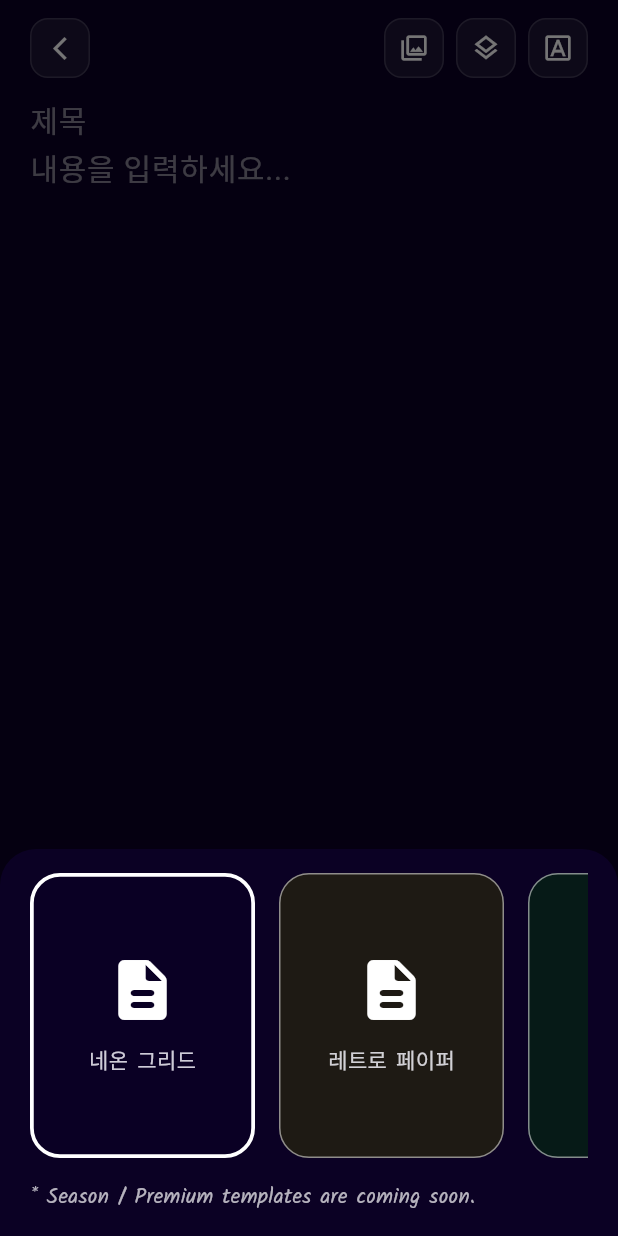
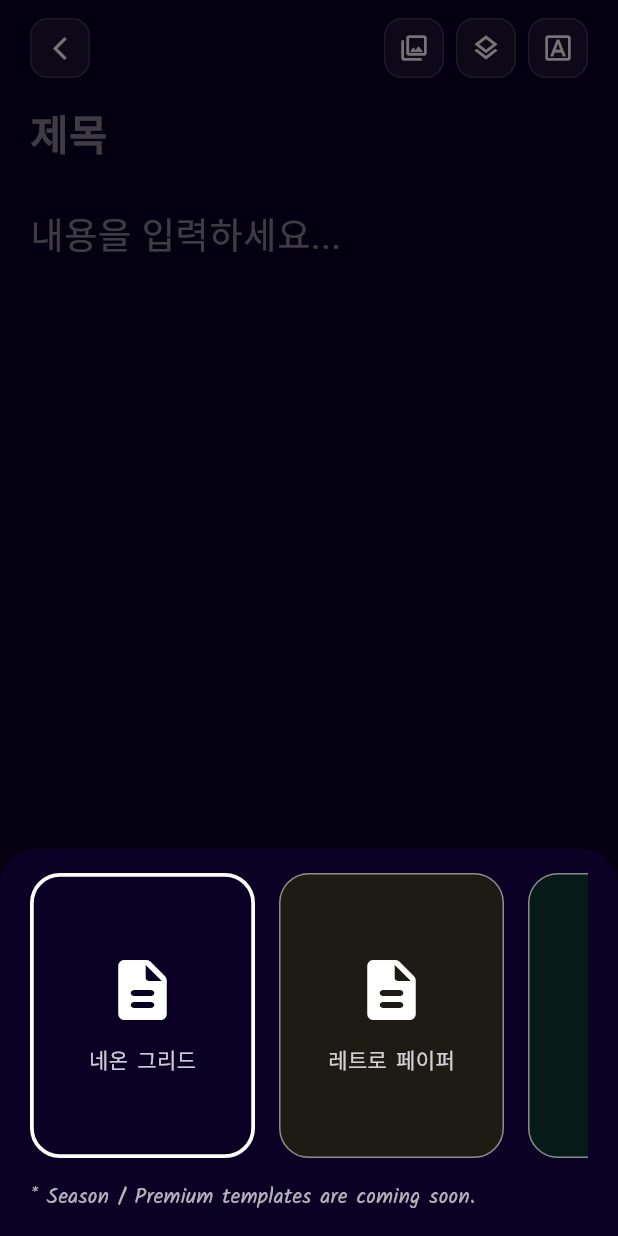
Before and after one commit to CobyApp/Taba, a Flutter app: the WriteLetterPage screen opened directly, after a tap on the "layers" icon, on a phone screen of 412 x 824 dp. Run offline on Flutter 3.47's test engine with Material 3 defaults, Android fonts, the phone set to English and light mode, and no system bars; our stand-ins replace dio, firebase_core, firebase_messaging, flutter_svg, google_fonts, image_picker and 2 more; accounts and stored records are empty; network calls fail; Roboto replaces fonts that are missing (Indie Flower).

Commit message:
[FIX] 편지 스타일 수정

```diff
--- a/lib/presentation/screens/write/write_letter_page.dart
+++ b/lib/presentation/screens/write/write_letter_page.dart
@@ -44,57 +44,12 @@ class _TemplateOption {
   final Color textColor;
 }
 
-class _NotesController extends TextEditingController {
-  _NotesController({required this.titleStyle, required this.bodyStyle, this.firstGapHeight = 3.0});
-  TextStyle titleStyle;
-  TextStyle bodyStyle;
-  double firstGapHeight;
-
-  @override
-  TextSpan buildTextSpan({required BuildContext context, TextStyle? style, required bool withComposing}) {
-    final full = value.text;
-    final nl = full.indexOf('\n');
-    final hasBody = nl >= 0;
-    final title = hasBody ? full.substring(0, nl) : full;
-    final body = hasBody ? full.substring(nl + 1) : '';
-
-    // 본문을 줄 단위로 분리하여 각 줄바꿈에 명시적으로 height 적용
-    List<InlineSpan> buildBodySpans(String bodyText) {
-      if (bodyText.isEmpty) return [];
-
-      final lines = bodyText.split('\n');
-      final spans = <InlineSpan>[];
-
-      for (var i = 0; i < lines.length; i++) {
-        if (i > 0) {
-          // 줄바꿈 문자에 명시적으로 bodyStyle의 height 적용
-          spans.add(TextSpan(text: '\n', style: bodyStyle));
-        }
-        spans.add(TextSpan(text: lines[i], style: bodyStyle));
-      }
-
-      return spans;
-    }
-
-    final children = <InlineSpan>[
-      TextSpan(text: title, style: titleStyle),
-      if (hasBody) ...[
-        // 제목과 본문 사이 간격 (편지 보기 화면과 동일하게)
-        TextSpan(text: '\n', style: bodyStyle.copyWith(height: firstGapHeight)),
-        // 본문을 줄 단위로 처리하여 줄간격 제대로 적용
-        ...buildBodySpans(body),
-      ],
-    ];
-    // bodyStyle을 기본 스타일로 사용
-    return TextSpan(style: bodyStyle, children: children);
-  }
-}
 
 class _WriteLetterPageState extends State<WriteLetterPage> {
   final _repository = DataRepository.instance;
   bool _sendToFriend = false;
   String? _fontFamily;
-  static const double _editorFontSize = 20;
+  static const double _editorFontSize = 24; // 편지 읽기 화면과 동일하게
   List<FriendProfile> _friends = [];
   FriendProfile? _selectedFriend;
   bool _isLoadingFriends = false;
@@ -164,7 +119,10 @@ class _WriteLetterPageState extends State<WriteLetterPage> {
     ),
   ];
   late _TemplateOption _selectedTemplate = _templateOptions.first;
-  late _NotesController _notesController;
+  final TextEditingController _titleController = TextEditingController();
+  final TextEditingController _bodyController = TextEditingController();
+  final FocusNode _titleFocusNode = FocusNode();
+  final FocusNode _bodyFocusNode = FocusNode();
   final List<String> _attachedImages = []; // 첨부된 사진 경로 리스트
   final List<File> _attachedImageFiles = []; // 첨부된 사진 파일 리스트
   final ImagePicker _imagePicker = ImagePicker();
@@ -176,12 +134,14 @@ class _WriteLetterPageState extends State<WriteLetterPage> {
     // 시스템 언어에 맞게 기본 폰트 설정
     final locale = AppLocaleController.localeNotifier.value;
     _fontFamily = _getDefaultFontForLocale(locale.languageCode);
-    // 제목-본문 간격을 편지 보기 화면과 동일하게 설정
-    // 편지 보기: SizedBox(height: 48)
-    // 제목 줄 높이: 24px * 1.4 = 33.6px, 본문 줄 높이: 20px * 1.6 = 32px
-    // 제목 하단부터 본문 상단까지 약 48px 간격을 만들기 위해 height 배수 조정
-    _notesController = _NotesController(titleStyle: _titleStyle(), bodyStyle: _bodyStyle(), firstGapHeight: 2.8);
     _loadFriends();
+
+    // 제목에서 엔터를 치면 본문으로 포커스 이동
+    _titleFocusNode.addListener(() {
+      if (!_titleFocusNode.hasFocus) {
+        // 제목에서 포커스가 나갔을 때 처리
+      }
+    });
 
     // initialRecipient가 있으면 친구에게 보내기로 설정
     if (widget.initialRecipient != null) {
@@ -238,57 +198,70 @@ class _WriteLetterPageState extends State<WriteLetterPage> {
 
   void _applyFont(String family) {
     setState(() => _fontFamily = family);
-    _updateNotesStyles();
-    WidgetsBinding.instance.addPostFrameCallback((_) {
-      if (mounted) setState(() {});
-    });
   }
 
   TextStyle _titleStyle() => (_fontFamily != null
       ? GoogleFonts.getFont(_fontFamily!, color: Colors.white)
       : const TextStyle(color: Colors.white)).copyWith(
-    fontSize: 24,
+    fontSize: _editorFontSize * 1.15, // 제목은 본문보다 15% 크게 (편지 읽기 화면과 동일)
     fontWeight: FontWeight.w700,
-    height: 1.4,
+    height: 1.8, // 줄간격 더 넓게 (편지 읽기 화면과 동일)
   );
 
   TextStyle _bodyStyle() => (_fontFamily != null
       ? GoogleFonts.getFont(_fontFamily!, color: Colors.white)
       : const TextStyle(color: Colors.white)).copyWith(
     fontSize: _editorFontSize,
-    height: 1.6,
+    height: 1.5, // 본문 줄간격 (편지 읽기 화면과 동일)
   );
 
-  String _getPlaceholderForFont() {
-    if (_fontFamily == null) return '제목\n내용을 입력하세요... ';
+  String _getTitlePlaceholder() {
+    final locale = AppLocaleController.localeNotifier.value;
+    if (_fontFamily == null) return '제목';
 
     // 영어 폰트
     final enFonts = ['Press Start 2P', 'VT323', 'IBM Plex Mono', 'Bungee'];
     if (enFonts.contains(_fontFamily)) {
-      return 'Title\nEnter your content...';
+      return 'Title';
     }
 
     // 일본어 폰트
     final jpFonts = ['DotGothic16', 'Kosugi Maru'];
     if (jpFonts.contains(_fontFamily)) {
-      return 'タイトル\n内容を入力してください...';
+      return 'タイトル';
     }
 
     // 한국어 폰트 (기본)
-    return '제목\n내용을 입력하세요... ';
+    return '제목';
   }
 
-  void _updateNotesStyles() {
-    _notesController
-      ..titleStyle = _titleStyle()
-      ..bodyStyle = _bodyStyle()
-      ..firstGapHeight = 2.8; // 제목-본문 간격을 편지 보기 화면과 동일하게 설정
+  String _getBodyPlaceholder() {
+    final locale = AppLocaleController.localeNotifier.value;
+    if (_fontFamily == null) return '내용을 입력하세요...';
+
+    // 영어 폰트
+    final enFonts = ['Press Start 2P', 'VT323', 'IBM Plex Mono', 'Bungee'];
+    if (enFonts.contains(_fontFamily)) {
+      return 'Enter your content...';
+    }
+
+    // 일본어 폰트
+    final jpFonts = ['DotGothic16', 'Kosugi Maru'];
+    if (jpFonts.contains(_fontFamily)) {
+      return '内容を入力してください...';
+    }
+
+    // 한국어 폰트 (기본)
+    return '내용을 입력하세요...';
   }
 
 
   @override
   void dispose() {
-    _notesController.dispose();
+    _titleController.dispose();
+    _bodyController.dispose();
+    _titleFocusNode.dispose();
+    _bodyFocusNode.dispose();
     super.dispose();
   }
 
@@ -709,9 +682,7 @@ class _WriteLetterPageState extends State<WriteLetterPage> {
             Expanded(
               child: Padding(
                 padding: const EdgeInsets.symmetric(horizontal: AppSpacing.xl),
-                child: SingleChildScrollView(
                 child: _buildEditor(context),
-                ),
               ),
             ),
           ],
@@ -753,23 +724,72 @@ class _WriteLetterPageState extends State<WriteLetterPage> {
       contentPadding: EdgeInsets.zero,
     );
 
+    final titleStyle = _titleStyle();
+    final bodyStyle = _bodyStyle();
+
     return Theme(
       data: Theme.of(context).copyWith(inputDecorationTheme: localInputTheme),
-      child: TextField(
-        controller: _notesController,
+      child: Column(
+        crossAxisAlignment: CrossAxisAlignment.start,
+        children: [
+          // 제목 TextField
+          TextField(
+            controller: _titleController,
+            focusNode: _titleFocusNode,
             maxLines: null,
-        keyboardType: TextInputType.multiline,
+            keyboardType: TextInputType.text,
+            textInputAction: TextInputAction.next,
             cursorColor: Colors.white,
             cursorWidth: 2.0,
-        cursorHeight: _editorFontSize * 1.2,
+            cursorHeight: titleStyle.fontSize! * titleStyle.height!,
             decoration: InputDecoration(
-          hintText: _getPlaceholderForFont(),
+              hintText: _getTitlePlaceholder(),
               hintStyle: (_fontFamily != null
                       ? GoogleFonts.getFont(_fontFamily!, color: Colors.white)
                       : const TextStyle(color: Colors.white))
-              .copyWith(color: Colors.white.withOpacity(.5), height: 1.6),
+                  .copyWith(
+                    color: Colors.white.withOpacity(.5),
+                    fontSize: titleStyle.fontSize,
+                    fontWeight: titleStyle.fontWeight,
+                    height: titleStyle.height,
                   ),
-        style: _bodyStyle(),
+            ),
+            style: titleStyle,
+            onSubmitted: (_) {
+              // 제목에서 엔터를 치면 본문으로 포커스 이동
+              _bodyFocusNode.requestFocus();
+            },
+          ),
+          // 제목-본문 간격 (편지 읽기 화면과 동일)
+          const SizedBox(height: 24),
+          // 본문 TextField
+          Expanded(
+            child: SingleChildScrollView(
+              child: TextField(
+                controller: _bodyController,
+                focusNode: _bodyFocusNode,
+                maxLines: null,
+                keyboardType: TextInputType.multiline,
+                textInputAction: TextInputAction.newline,
+                cursorColor: Colors.white,
+                cursorWidth: 2.0,
+                cursorHeight: bodyStyle.fontSize! * bodyStyle.height!,
+                decoration: InputDecoration(
+                  hintText: _getBodyPlaceholder(),
+                  hintStyle: (_fontFamily != null
+                          ? GoogleFonts.getFont(_fontFamily!, color: Colors.white)
+                          : const TextStyle(color: Colors.white))
+                      .copyWith(
+                        color: Colors.white.withOpacity(.5),
+                        fontSize: bodyStyle.fontSize,
+                        height: bodyStyle.height,
+                      ),
+                ),
+                style: bodyStyle,
+              ),
+            ),
+          ),
+        ],
       ),
     );
   }
@@ -777,22 +797,19 @@ class _WriteLetterPageState extends State<WriteLetterPage> {
 
   Future<void> _sendLetter() async {
     final locale = AppLocaleController.localeNotifier.value;
-    final text = _notesController.text.trim();
-    if (text.isEmpty) {
+    final title = _titleController.text.trim();
+    final content = _bodyController.text.trim();
+
+    if (title.isEmpty) {
       if (mounted) {
-        showTabaError(context, message: AppStrings.contentRequired(locale));
+        showTabaError(context, message: AppStrings.titleRequired(locale));
       }
       return;
     }
 
-    // 제목과 본문 분리
-    final nl = text.indexOf('\n');
-    final title = nl >= 0 ? text.substring(0, nl).trim() : text.trim();
-    final content = nl >= 0 ? text.substring(nl + 1).trim() : '';
-
-    if (title.isEmpty) {
+    if (content.isEmpty) {
       if (mounted) {
-        showTabaError(context, message: AppStrings.titleRequired(locale));
+        showTabaError(context, message: AppStrings.contentRequired(locale));
       }
       return;
     }
@@ -840,9 +857,9 @@ class _WriteLetterPageState extends State<WriteLetterPage> {
         'fontSize': _editorFontSize,
       };
 
-      final preview = content.isNotEmpty
-          ? content.substring(0, content.length > 50 ? 50 : content.length)
-          : title;
+      final preview = content.length > 50
+          ? content.substring(0, 50)
+          : content;
 
       bool success;
 
@@ -852,7 +869,7 @@ class _WriteLetterPageState extends State<WriteLetterPage> {
         success = await _repository.replyLetter(
           letterId: widget.replyToLetterId!,
           title: title,
-          content: content.isNotEmpty ? content : title,
+          content: content,
           preview: preview,
           template: template,
           attachedImages: uploadedImageUrls.isNotEmpty ? uploadedImageUrls : null,
@@ -861,7 +878,7 @@ class _WriteLetterPageState extends State<WriteLetterPage> {
         // 일반 편지 작성 API 사용
         success = await _repository.createLetter(
           title: title,
-          content: content.isNotEmpty ? content : title,
+          content: content,
           preview: preview,
           visibility: _sendToFriend ? 'DIRECT' : 'PUBLIC', // API 명세서에 따라 대문자
           template: template,
```
Also changed, not shown: lib/presentation/screens/common/letter_detail_screen.dart (+12 -9 lines). Lines whose indentation alone changed are shown as unchanged.
